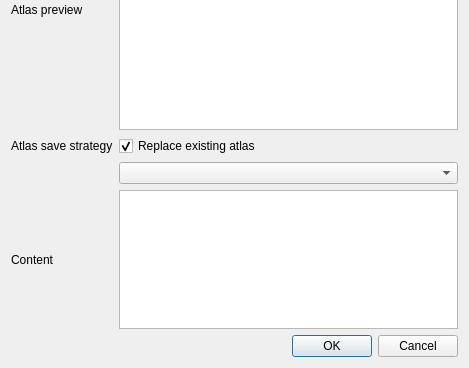
Before: the Qt Designer form SpriteStudio/src/extractor/jsonExtractordialog.ui in oktailb/SpriteStudio, drawn with Qt 5; both pictures show x 0 to 469 and y 197 to 565 of the 469 by 565 pixel window.
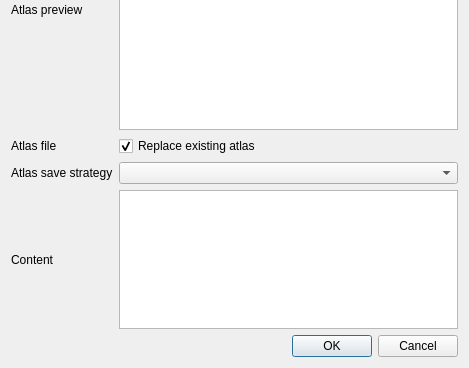
After: the same form once the commit is applied.

```diff
--- a/SpriteStudio/src/extractor/jsonExtractordialog.ui
+++ b/SpriteStudio/src/extractor/jsonExtractordialog.ui
@@ -73,6 +73,13 @@
      </property>
     </widget>
    </item>
+    <item row="4" column="0">
+     <widget class="QLabel" name="labelAtlasFile">
+      <property name="text">
+       <string>Atlas file</string>
+      </property>
+     </widget>
+    </item>
    <item row="4" column="1">
     <widget class="QCheckBox" name="replaceExistingAtlas">
      <property name="text">
@@ -83,7 +90,7 @@
      </property>
     </widget>
    </item>
-   <item row="4" column="0">
+    <item row="5" column="0">
     <widget class="QLabel" name="label_2">
      <property name="text">
       <string>Atlas save strategy</string>
```
Lines whose indentation alone changed are shown as unchanged.
